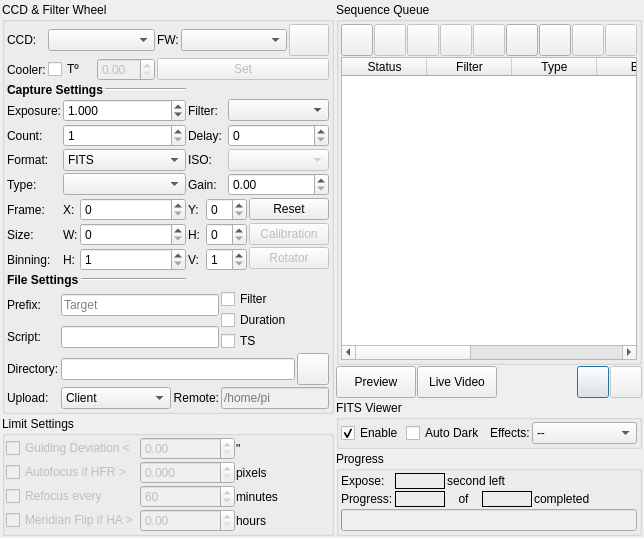
KDE/kstars, file kstars/ekos/capture/capture.ui: the form before one commit.
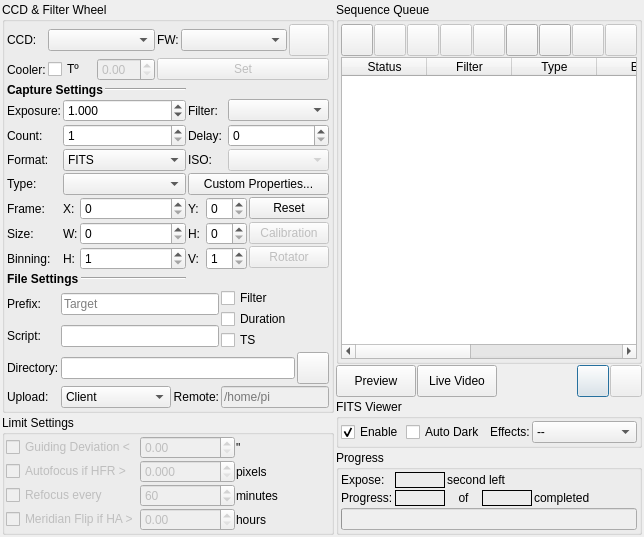
The form after the commit.

Commit message: Adding support to custom properties setting in capture module. Removing explicit support for gain settings since this is covered by custom properties.

```diff
--- a/kstars/ekos/capture/capture.ui
+++ b/kstars/ekos/capture/capture.ui
@@ -423,16 +423,6 @@
           </property>
          </widget>
         </item>
-        <item row="5" column="3" colspan="2">
-         <widget class="QLabel" name="gainLabel">
-          <property name="text">
-           <string>Gain:</string>
-          </property>
-         </widget>
-        </item>
-        <item row="5" column="5" colspan="2">
-         <widget class="QDoubleSpinBox" name="gainIN"/>
-        </item>
         <item row="6" column="0">
          <widget class="QLabel" name="textLabel1_12">
           <property name="toolTip">
@@ -946,6 +936,13 @@
           </item>
          </layout>
         </item>
+        <item row="5" column="3" colspan="4">
+         <widget class="QPushButton" name="customValuesB">
+          <property name="text">
+           <string>Custom Properties...</string>
+          </property>
+         </widget>
+        </item>
        </layout>
       </widget>
      </item>
```
The commit also changes 10 other files.
